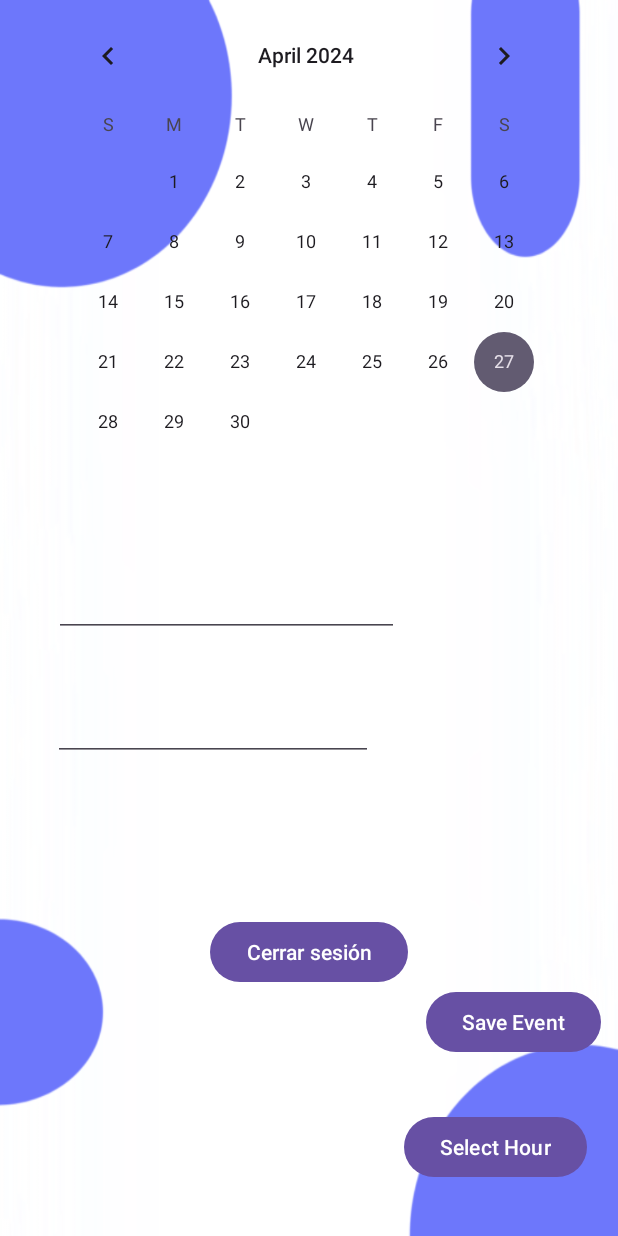
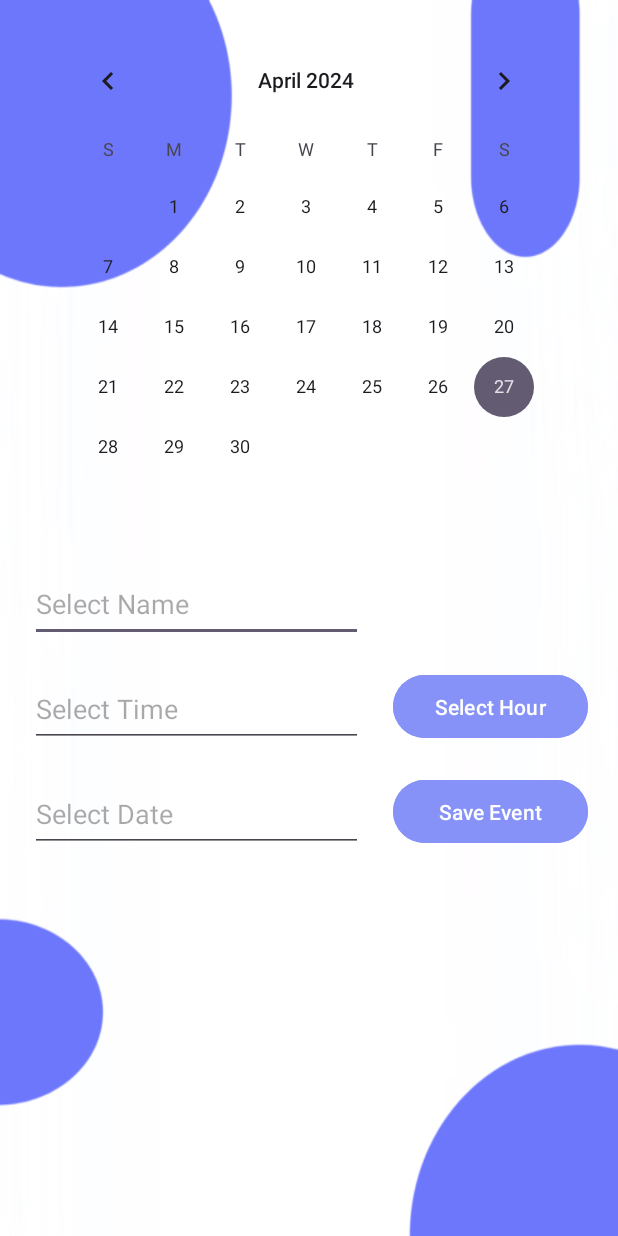
Before and after one commit to polodepelea/TimeFlow, an Android app: the CalendarActivity screen opened directly, with no data from a screen before it, on a phone screen of 412 x 824 dp. Run offline under Robolectric (Android 15) with nearby library versions, the phone set to English and light mode, and no system bars; our stand-ins replace Firebase (no records; nobody signed in at launch, a user with empty details on screens opened directly).

```diff
--- /dev/null
+++ b/app/src/main/res/drawable/baseline_notifications_24.xml
@@ -0,0 +1,5 @@
+<vector android:height="24dp" android:tint="#000000"
+    android:viewportHeight="24" android:viewportWidth="24"
+    android:width="24dp" xmlns:android="http://schemas.android.com/apk/res/android">
+    <path android:fillColor="@android:color/white" android:pathData="M12,22c1.1,0 2,-0.9 2,-2h-4c0,1.1 0.89,2 2,2zM18,16v-5c0,-3.07 -1.64,-5.64 -4.5,-6.32L13.5,4c0,-0.83 -0.67,-1.5 -1.5,-1.5s-1.5,0.67 -1.5,1.5v0.68C7.63,5.36 6,7.92 6,11v5l-2,2v1h16v-1l-2,-2z"/>
+</vector>
--- a/app/src/main/res/layout/activity_calendar.xml
+++ b/app/src/main/res/layout/activity_calendar.xml
@@ -1,4 +1,3 @@
-<?xml version="1.0" encoding="utf-8"?>
 <androidx.constraintlayout.widget.ConstraintLayout xmlns:android="http://schemas.android.com/apk/res/android"
     xmlns:app="http://schemas.android.com/apk/res-auto"
     xmlns:tools="http://schemas.android.com/tools"
@@ -12,70 +11,80 @@
         android:layout_width="wrap_content"
         android:layout_height="wrap_content"
         android:layout_marginStart="30dp"
-        android:layout_marginTop="3dp"
+        android:layout_marginTop="20dp"
         app:layout_constraintStart_toStartOf="parent"
         app:layout_constraintTop_toTopOf="parent" />
 
+    <EditText
+        android:id="@+id/nameText"
+        android:layout_width="0dp"
+        android:layout_height="50dp"
+        android:layout_marginStart="20dp"
+        android:layout_marginTop="20dp"
+        android:layout_marginEnd="20dp"
+        android:ems="10"
+        android:hint="Select Name"
+        android:inputType="date|textNoSuggestions"
+        app:layout_constraintEnd_toStartOf="@+id/buttonHour"
+        app:layout_constraintStart_toStartOf="parent"
+        app:layout_constraintTop_toBottomOf="@+id/calendarView" />
 
     <EditText
         android:id="@+id/dateText"
-        android:layout_width="230dp"
-        android:layout_height="63dp"
-        android:layout_marginStart="36dp"
+        android:layout_width="0dp"
+        android:layout_height="50dp"
+        android:layout_marginStart="20dp"
         android:layout_marginTop="20dp"
+        android:clickable="false"
         android:ems="10"
-        android:inputType="textPersonName"
         android:focusable="false"
-        android:clickable="false"
+        android:hint="Select Date"
+        android:inputType="date|textNoSuggestions"
+        android:longClickable="false"
+        app:layout_constraintEnd_toStartOf="@+id/saveButton"
         app:layout_constraintStart_toStartOf="parent"
-        app:layout_constraintTop_toBottomOf="@+id/calendarView" />
+        app:layout_constraintTop_toBottomOf="@+id/hourText" />
 
     <Button
         android:id="@+id/saveButton"
-        android:layout_width="wrap_content"
-        android:layout_height="wrap_content"
-        android:layout_marginStart="18dp"
-        android:layout_marginTop="316dp"
-        android:onClick="buttonSaveEvent"
+        android:layout_width="130dp"
+        android:layout_height="50dp"
+        android:layout_marginStart="20dp"
+        android:layout_marginTop="20dp"
+        android:layout_marginEnd="20dp"
+        android:backgroundTint="@color/lavender"
         android:text="Save Event"
+        app:layout_constraintEnd_toEndOf="parent"
         app:layout_constraintStart_toEndOf="@+id/dateText"
-        app:layout_constraintTop_toBottomOf="@+id/calendarView" />
-
-    <Button
-        android:id="@+id/logoutButton"
-        android:layout_width="wrap_content"
-        android:layout_height="wrap_content"
-        android:text="Cerrar sesión"
-        app:layout_constraintBottom_toBottomOf="parent"
-        app:layout_constraintEnd_toEndOf="parent"
-        app:layout_constraintStart_toStartOf="parent"
-        app:layout_constraintTop_toTopOf="parent"
-        app:layout_constraintVertical_bias="0.787" />
+        app:layout_constraintTop_toBottomOf="@+id/buttonHour" />
 
     <EditText
         android:id="@+id/hourText"
-        android:layout_width="wrap_content"
-        android:layout_height="wrap_content"
-        android:layout_marginTop="37dp"
+        android:layout_width="0dp"
+        android:layout_height="50dp"
+        android:layout_marginStart="20dp"
+        android:layout_marginTop="20dp"
+        android:clickable="false"
         android:ems="10"
-        android:inputType="time"
         android:focusable="false"
-        android:clickable="false"
-        app:layout_constraintBottom_toTopOf="@+id/logoutButton"
-        app:layout_constraintEnd_toEndOf="parent"
-        app:layout_constraintHorizontal_bias="0.179"
+        android:longClickable="false"
+        android:hint="Select Time"
+        android:inputType="time|textNoSuggestions"
+        app:layout_constraintEnd_toStartOf="@+id/buttonHour"
         app:layout_constraintStart_toStartOf="parent"
-        app:layout_constraintTop_toBottomOf="@+id/dateText"
-        app:layout_constraintVertical_bias="0.0" />
+        app:layout_constraintTop_toBottomOf="@+id/nameText" />
 
     <Button
         android:id="@+id/buttonHour"
-        android:layout_width="wrap_content"
-        android:layout_height="wrap_content"
+        android:layout_width="130dp"
+        android:layout_height="50dp"
+        android:layout_marginStart="20dp"
+        android:layout_marginTop="88dp"
+        android:layout_marginEnd="20dp"
+        android:backgroundTint="@color/lavender"
         android:text="Select Hour"
-        app:layout_constraintBottom_toBottomOf="parent"
         app:layout_constraintEnd_toEndOf="parent"
         app:layout_constraintStart_toEndOf="@+id/hourText"
-        app:layout_constraintTop_toBottomOf="@+id/saveButton" />
+        app:layout_constraintTop_toBottomOf="@+id/calendarView" />
 
 </androidx.constraintlayout.widget.ConstraintLayout>
--- /dev/null
+++ b/app/src/main/res/values/styles.xml
@@ -0,0 +1,19 @@
+<?xml version="1.0" encoding="utf-8"?>
+<resources>
+    <style name="TimePicker" parent="android:Theme.Material.Light.Dialog">
+        <item name="android:colorAccent">#8692f7</item>
+        <item name="android:buttonBarButtonStyle">@style/MyButtonBarButtonStyle</item>
+        <item name="android:buttonBarNegativeButtonStyle">@style/MyButtonBarNegativeButtonStyle</item>
+    </style>
+
+    <style name="MyButtonBarButtonStyle" parent="Widget.Material3.Button.TextButton.Dialog">
+        <item name="android:textColor">#8692f7</item>
+    </style>
+
+    <style name="MyButtonBarNegativeButtonStyle" parent="Widget.Material3.Button.TextButton.Dialog">
+        <item name="android:textColor">#8692f7</item>
+    </style>
+
+
+
+</resources>
```
Also changed, not shown: app/src/main/AndroidManifest.xml (+7 -3 lines), app/src/main/java/com/example/timeflow/CalendarActivity.java (+10 -7 lines), app/src/main/java/com/example/timeflow/EventoAdapter.java (added, +60 -0 lines), app/src/main/java/com/example/timeflow/EventsActivity.java (+63 -11 lines), app/src/main/java/com/example/timeflow/HelpersClass/Event.java (+8 -1 lines), app/src/main/res/layout/activity_events.xml (+15 -12 lines), app/src/main/res/layout/item_event.xml (added, +57 -0 lines).
